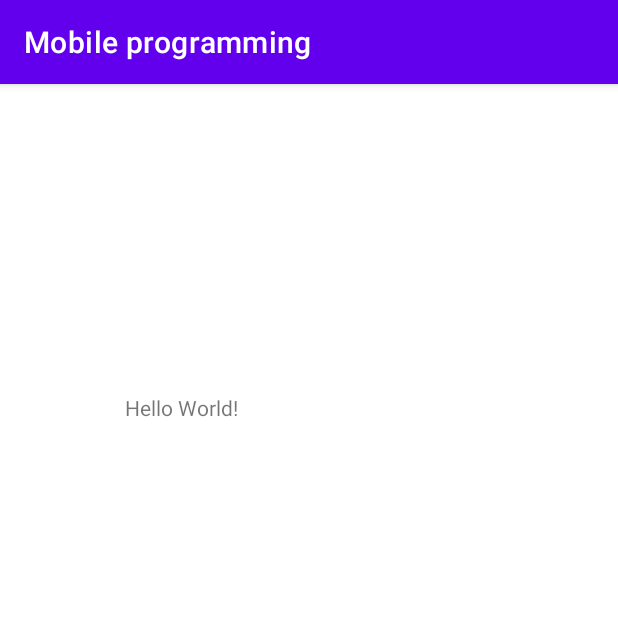
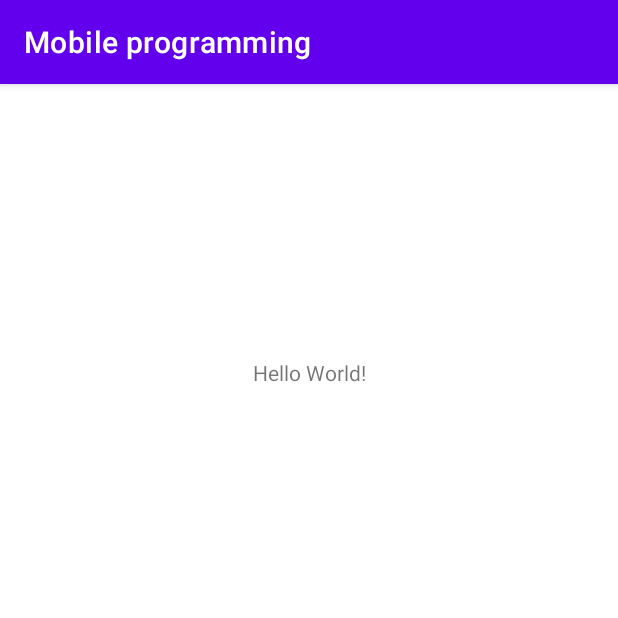
Before and after one commit to AlessandroS01/Polimarche, an Android app: the screen it shows after launch (MainActivity), on a phone screen of 412 x 824 dp, the top half of it. Run offline under Robolectric (Android 15) with nearby library versions, the phone set to English and light mode, and no system bars.

Commit message:
Commit trusttt

```diff
--- a/app/src/main/res/layout/activity_main.xml
+++ b/app/src/main/res/layout/activity_main.xml
@@ -11,10 +11,9 @@
         android:layout_height="wrap_content"
         android:text="Hello World!"
         app:layout_constraintBottom_toBottomOf="parent"
+        app:layout_constraintEnd_toEndOf="parent"
         app:layout_constraintStart_toStartOf="parent"
-            app:layout_constraintEnd_toEndOf="parent"
         app:layout_constraintTop_toTopOf="parent"
-            app:layout_constraintHorizontal_bias="0.248"
-            app:layout_constraintVertical_bias="0.275" />
+        app:layout_constraintVertical_bias="0.244" />
 
 </androidx.constraintlayout.widget.ConstraintLayout>
```
Lines whose indentation alone changed are shown as unchanged.
